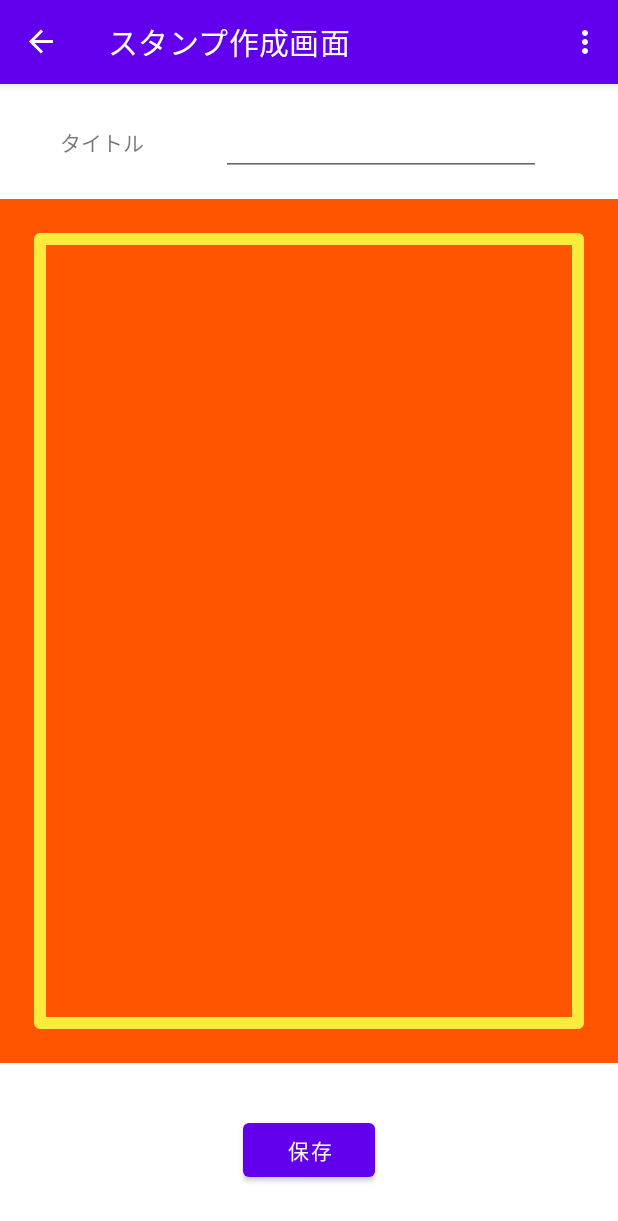
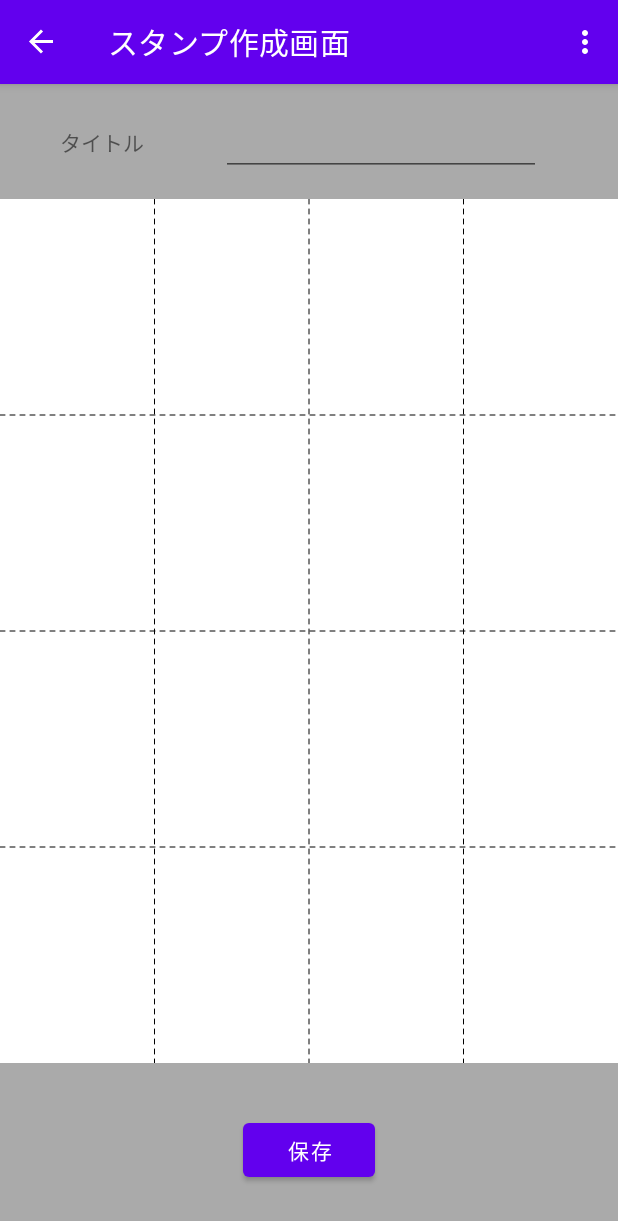
Before and after one commit to cmadayo/stamp, an Android app: the DrawFragment screen opened through its navigation route, on a phone screen of 412 x 824 dp. Shown: the top 1221 px of the screen. Run offline under Robolectric (Android 15) with nearby library versions, the phone set to English and light mode, and no system bars; our stand-ins replace Dagger/Hilt's generated code, data binding, navigation-ui; libraries missing offline, so code that uses them is left out: androidx.hilt.lifecycle.

Commit message:
[development] change background of create stamp view

```diff
--- a/app/src/main/java/com/example/stamp/ui/view/DrawView.kt
+++ b/app/src/main/java/com/example/stamp/ui/view/DrawView.kt
@@ -3,6 +3,7 @@ package com.example.stamp.ui.view
 import android.content.Context
 import android.graphics.*
 import android.util.AttributeSet
+import android.util.Log
 import android.view.MotionEvent
 import android.view.View
 import android.view.ViewConfiguration
@@ -10,6 +11,10 @@ import androidx.core.content.res.ResourcesCompat
 import com.example.stamp.R
 
 private const val STROKE_WIDTH = 12f
+private const val GRID_STROKE_WIDTH = 1f
+private const val FRAME_STROKE_WIDTH = 1f
+private const val X_SPLIT = 4
+private const val Y_SPLIT = 4
 
 /**
  * スタンプ作成画面のお絵描き領域のビュー
@@ -25,8 +30,11 @@ class DrawView : View {
     private lateinit var extraBitmap: Bitmap
 
     private val backgroundColor = ResourcesCompat.getColor(resources, R.color.colorBackground, null)
+    private val frameColor = ResourcesCompat.getColor(resources, R.color.colorBackground, null)
     private val drawColor = ResourcesCompat.getColor(resources, R.color.colorPaint, null)
+    private val drawBackgroundGridColor = ResourcesCompat.getColor(resources, R.color.colorBackgroundPaint, null)
 
+    // 枠線
     private lateinit var frame: Rect
 
     // 描画判定距離の閾値
@@ -42,9 +50,10 @@ class DrawView : View {
     // 現在位置座標(Y座標)
     private var currentY = 0f
 
-    // 描画(Path)設定
+    // Path描画設定
     private var path = Path()
-    // 描画(Paint)設定
+
+    // Paint描画設定
     private val paint = Paint().apply {
         color = drawColor             // 色
         isAntiAlias = true            // アンチエイリアス
@@ -55,27 +64,60 @@ class DrawView : View {
         strokeWidth = STROKE_WIDTH    // ストローク幅
     }
 
+    // Paint描画設定(枠線)
+    private val paintFrame = Paint().apply {
+        color = frameColor                  // 色
+        isAntiAlias = true                  // アンチエイリアス
+        isDither = true                     // ディザリング(デバイスに合わせて色をダウンサンプリング)
+        style = Paint.Style.STROKE          // 線のスタイル
+        strokeJoin = Paint.Join.ROUND       // 線の結合部分
+        strokeCap = Paint.Cap.ROUND         // 線の先端
+        strokeWidth = FRAME_STROKE_WIDTH    // ストローク幅
+    }
+
+    // Paint描画設定(背景Grid)
+    private val paintBackGroundGrid = Paint().apply {
+        color = drawBackgroundGridColor                                 // 色
+        isAntiAlias = true                                              // アンチエイリアス
+        isDither = true                                                 // ディザリング(デバイスに合わせて色をダウンサンプリング)
+        style = Paint.Style.STROKE                                      // 線のスタイル
+        pathEffect = DashPathEffect(floatArrayOf(5f, 5f), 0f)    // 点線
+        strokeJoin = Paint.Join.ROUND                                   // 線の結合部分
+        strokeCap = Paint.Cap.ROUND                                     // 線の先端
+        strokeWidth = GRID_STROKE_WIDTH                                 // ストローク幅
+    }
+
     /**
      * サイズ変更時のコールバックメソッド
      * onDrawより先によばれる
      */
     override fun onSizeChanged(width: Int, height: Int, oldWidth: Int, oldHeight: Int) {
         super.onSizeChanged(width, height, oldWidth, oldHeight)
-        // メモリリーク対策で、古いBitmapをリサイクルする
+        // メモリリーク対策で、古いBitmapをリサイクルする(::でlateinitのプロパティにアクセスできるらしい)
         if (::extraBitmap.isInitialized) extraBitmap.recycle()
 
         extraBitmap = Bitmap.createBitmap(width, height, Bitmap.Config.ARGB_8888)
         extraCanvas = Canvas(extraBitmap)
         extraCanvas.drawColor(backgroundColor)
 
-        val inset = 40
-        frame = Rect(inset, inset, width - inset, height - inset)
+        frame = Rect(0, 0, width, height)
     }
 
     override fun onDraw(canvas: Canvas) {
         super.onDraw(canvas)
         canvas.drawBitmap(extraBitmap, 0f, 0f, null)
-        canvas.drawRect(frame, paint)
+        canvas.drawRect(frame, paintFrame)
+        val width = extraBitmap.width.toFloat()
+        val height = extraBitmap.height.toFloat()
+
+        // グリッド線を描画
+        for(i in 1 until X_SPLIT) {
+            Log.e("", "" + width*i/X_SPLIT + "," + 0f + "," + width*i/X_SPLIT + "," + height)
+            canvas.drawLine(width*i/X_SPLIT, 0f, width*i/X_SPLIT, height, paintBackGroundGrid)
+        }
+        for(i in 1 until Y_SPLIT) {
+            canvas.drawLine(0f, height*i/Y_SPLIT, width, height*i/Y_SPLIT, paintBackGroundGrid)
+        }
     }
 
     override fun onTouchEvent(event: MotionEvent): Boolean {
--- a/app/src/main/res/layout/fragment_draw.xml
+++ b/app/src/main/res/layout/fragment_draw.xml
@@ -12,6 +12,7 @@
     <androidx.constraintlayout.widget.ConstraintLayout
         android:layout_width="match_parent"
         android:layout_height="match_parent"
+        android:background="@color/lightgray"
         tools:context=".ui.fragments.DrawFragment">
 
         <!-- 水平方向に上から10% -->
--- a/app/src/main/res/values/colors.xml
+++ b/app/src/main/res/values/colors.xml
@@ -7,6 +7,10 @@
     <color name="teal_700">#FF018786</color>
     <color name="black">#FF000000</color>
     <color name="white">#FFFFFFFF</color>
-    <color name="colorBackground">#FFFF5500</color>
+    <color name="lightgray">#FFAAAAAA</color>
+<!--    <color name="colorBackground">#FFFF5500</color>-->
+    <color name="colorBackground">#FFFFFFFF</color>
     <color name="colorPaint">#FFFFEB3B</color>
+    <color name="colorFrame">#FF444444</color>
+    <color name="colorBackgroundPaint">#FF000000</color>
 </resources>
```
